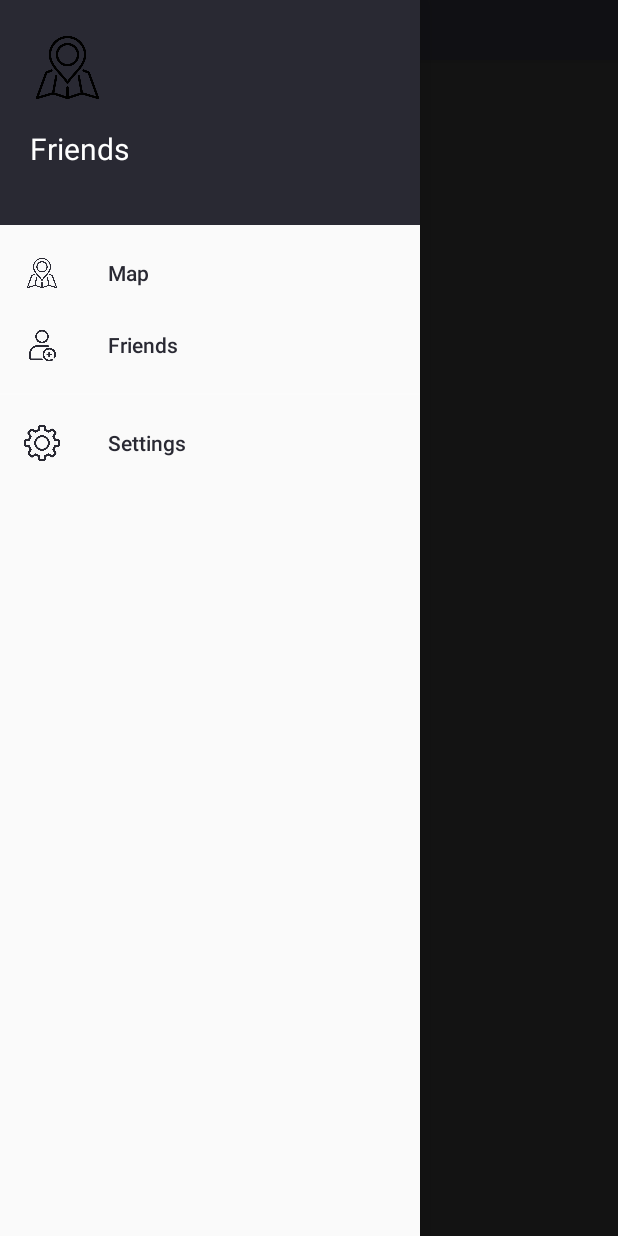
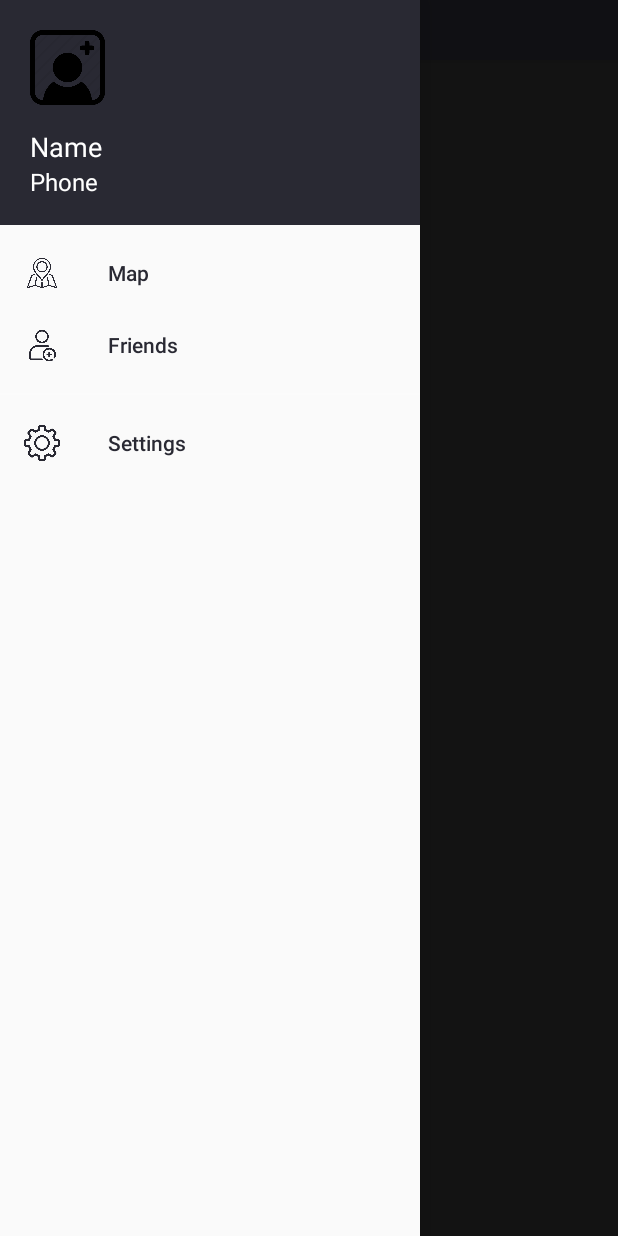
Before and after one commit to Vanik98/Friends, an Android app: the MapActivity screen opened directly, with no data from a screen before it, with the side drawer open, on a phone screen of 412 x 824 dp. Run offline under Robolectric (Android 15) with nearby library versions, the phone set to English and light mode, and no system bars; our stand-ins replace Dagger/Hilt's generated code, Firebase (no records; nobody signed in at launch, a user with empty details on screens opened directly); Roboto replaces fonts that are not available here; 1 statement that could not run was skipped.

Commit message:
create navigation drawer

```diff
--- a/app/src/main/java/com/example/friends/map/MapActivity.kt
+++ b/app/src/main/java/com/example/friends/map/MapActivity.kt
@@ -2,26 +2,23 @@ package com.example.friends.map
 
 import android.Manifest
 import android.content.Context
-import android.content.Intent
 import android.content.pm.PackageManager
 import android.location.Location
 import android.location.LocationListener
 import android.location.LocationManager
 import android.os.Bundle
-import androidx.appcompat.app.ActionBarDrawerToggle
+import android.widget.TextView
 import androidx.core.app.ActivityCompat
 import androidx.core.content.ContextCompat
-import androidx.drawerlayout.widget.DrawerLayout
 import com.example.friends.R
 import com.example.friends.base.BaseActivity
+import com.example.friends.navigationdrawer.NavigationDrawer
 import com.example.friends.di.component.ApplicationComponent
 import com.example.friends.di.component.DaggerActivityComponent
 import com.example.friends.di.module.BaseActivityModule
 import com.example.friends.di.module.FirbaseModule
 import com.example.friends.di.module.MapModule
 import com.example.friends.data.model.User
-import com.example.friends.friendsinfo.FriendsInfoActivity
-import com.example.friends.settings.SettingsActivity
 
 import com.google.android.gms.maps.CameraUpdateFactory
 import com.google.android.gms.maps.GoogleMap
@@ -30,10 +27,9 @@ import com.google.android.gms.maps.SupportMapFragment
 import com.google.android.gms.maps.model.BitmapDescriptorFactory
 import com.google.android.gms.maps.model.LatLng
 import com.google.android.gms.maps.model.MarkerOptions
-import com.google.android.material.navigation.NavigationView
 import javax.inject.Inject
 
-class MapActivity : BaseActivity(),OnMapReadyCallback, MapContract.MapView {
+class MapActivity : BaseActivity(), OnMapReadyCallback, MapContract.MapView {
 
     override fun setupComponent(applicationComponent: ApplicationComponent) {
         DaggerActivityComponent.builder()
@@ -45,24 +41,19 @@ class MapActivity : BaseActivity(),OnMapReadyCallback, MapContract.MapView {
             .inject(this)
     }
 
-    @Inject lateinit var presenter: MapPresenter
+    @Inject
+    lateinit var presenter: MapPresenter
 
     private lateinit var mMap: GoogleMap
-    private lateinit var locationManager : LocationManager
+    private lateinit var locationManager: LocationManager
     private lateinit var locationListener: LocationListener
-    private lateinit var myGelolocation:MarkerOptions
-
-    private lateinit var navigationView: NavigationView
-    private lateinit var drawerLayout: DrawerLayout
-    private lateinit var toolbar: androidx.appcompat.widget.Toolbar
-    private lateinit var actionBarDrawerToggle: ActionBarDrawerToggle
+    private lateinit var myGelolocation: MarkerOptions
 
     override fun onCreate(savedInstanceState: Bundle?) {
         super.onCreate(savedInstanceState)
         setContentView(R.layout.activity_map)
         setMap()
-        setToolBar()
-        navigationView = findViewById(R.id.navigation_menu)
+        NavigationDrawer.setToolBar(this)
         //        drawerLayout.setDrawerLockMode(DrawerLayout.LOCK_MODE_UNLOCKED)
         presenter.attach(this)
         val accountId = intent.getStringExtra("accountId")
@@ -70,11 +61,19 @@ class MapActivity : BaseActivity(),OnMapReadyCallback, MapContract.MapView {
 
     }
 
-    override fun onRequestPermissionsResult(requestCode: Int, permissions: Array<out String>, grantResults: IntArray) {
+    override fun onRequestPermissionsResult(
+        requestCode: Int,
+        permissions: Array<out String>,
+        grantResults: IntArray
+    ) {
         super.onRequestPermissionsResult(requestCode, permissions, grantResults)
         if (requestCode == 1) {
             if (grantResults.isNotEmpty() && grantResults[0] == PackageManager.PERMISSION_GRANTED) {
-                if (ContextCompat.checkSelfPermission(this, Manifest.permission.ACCESS_FINE_LOCATION) === PackageManager.PERMISSION_GRANTED) {
+                if (ContextCompat.checkSelfPermission(
+                        this,
+                        Manifest.permission.ACCESS_FINE_LOCATION
+                    ) === PackageManager.PERMISSION_GRANTED
+                ) {
 
                 }
             }
@@ -84,15 +83,24 @@ class MapActivity : BaseActivity(),OnMapReadyCallback, MapContract.MapView {
 
     override fun onMapReady(googleMap: GoogleMap) {
         mMap = googleMap
-        if(ContextCompat.checkSelfPermission(this,android.Manifest.permission.ACCESS_FINE_LOCATION) != PackageManager.PERMISSION_GRANTED){
-            ActivityCompat.requestPermissions(this,arrayOf(android.Manifest.permission.ACCESS_FINE_LOCATION),1)
+        if (ContextCompat.checkSelfPermission(
+                this,
+                android.Manifest.permission.ACCESS_FINE_LOCATION
+            ) != PackageManager.PERMISSION_GRANTED
+        ) {
+            ActivityCompat.requestPermissions(
+                this,
+                arrayOf(android.Manifest.permission.ACCESS_FINE_LOCATION),
+                1
+            )
         }
 
     }
 
     override fun showUserInformation(user: User) {
-        if (user != null){
+        if (user != null) {
             showGeolocation(user)
+            setNameAndPhoneInMenu(user.name,user.phone)
 //            val firends = user.friends
 //            for (i in 0 until firends!!.usersIdList.size){
 //                val friend = firends.usersIdList[i]
@@ -102,26 +110,41 @@ class MapActivity : BaseActivity(),OnMapReadyCallback, MapContract.MapView {
         }
     }
 
-    private fun setMap(){
+    private fun setNameAndPhoneInMenu(name:String,phone:String) {
+        val nameTV: TextView = NavigationDrawer.drawerLayout.findViewById(R.id.user_name)
+        val phoneTV: TextView = NavigationDrawer.drawerLayout.findViewById(R.id.user_phone)
+        nameTV.text = name
+        phoneTV.text = phone
+    }
+
+    private fun setMap() {
         val mapFragment = supportFragmentManager.findFragmentById(R.id.map) as SupportMapFragment
         mapFragment.getMapAsync(this)
     }
 
-    private fun showGeolocation(user: User){
+    private fun showGeolocation(user: User) {
 //        myGelolocation = MarkerOptions().position(LatLng(40.1811, 44.5136)).title("Vanik")
 //        mMap.addMarker(myGelolocation)
         locationManager = this.getSystemService(Context.LOCATION_SERVICE) as LocationManager
-        if (ActivityCompat.checkSelfPermission(this,
-                Manifest.permission.ACCESS_FINE_LOCATION)
-            != PackageManager.PERMISSION_GRANTED) {
-            ActivityCompat.requestPermissions(this, arrayOf(Manifest.permission.ACCESS_FINE_LOCATION), 1)
+        if (ActivityCompat.checkSelfPermission(
+                this,
+                Manifest.permission.ACCESS_FINE_LOCATION
+            )
+            != PackageManager.PERMISSION_GRANTED
+        ) {
+            ActivityCompat.requestPermissions(
+                this,
+                arrayOf(Manifest.permission.ACCESS_FINE_LOCATION),
+                1
+            )
         }
         locationListener = object : LocationListener {
             override fun onLocationChanged(location: Location?) {
                 val latiude = location!!.latitude
                 val longitude = location!!.longitude
-                val icon= BitmapDescriptorFactory.fromResource(R.drawable.vanik)
-                myGelolocation = MarkerOptions().position(LatLng(latiude, longitude)).title(user.name).icon(icon)
+                val icon = BitmapDescriptorFactory.fromResource(R.drawable.vanik)
+                myGelolocation =
+                    MarkerOptions().position(LatLng(latiude, longitude)).title(user.name).icon(icon)
                 mMap.addMarker(myGelolocation)
                 mMap.animateCamera(
                     CameraUpdateFactory.newLatLngZoom(
@@ -147,30 +170,40 @@ class MapActivity : BaseActivity(),OnMapReadyCallback, MapContract.MapView {
 
             }
         }
-        locationManager.requestLocationUpdates(LocationManager.GPS_PROVIDER, 100000, 20f, locationListener)
-        locationManager.requestLocationUpdates(LocationManager.NETWORK_PROVIDER, 100000, 20f, locationListener)
+        locationManager.requestLocationUpdates(
+            LocationManager.GPS_PROVIDER,
+            100000,
+            20f,
+            locationListener
+        )
+        locationManager.requestLocationUpdates(
+            LocationManager.NETWORK_PROVIDER,
+            100000,
+            20f,
+            locationListener
+        )
 
     }
 
     private fun setToolBar() {
-        drawerLayout = findViewById(R.id.drawerlayout)
-        toolbar = findViewById(R.id.toolbar)
-        setSupportActionBar(toolbar)
-        supportActionBar!!.setDisplayShowTitleEnabled(false)
-        actionBarDrawerToggle = ActionBarDrawerToggle(this, drawerLayout, toolbar, 0, 0)
-        drawerLayout.addDrawerListener(actionBarDrawerToggle)
-        actionBarDrawerToggle.syncState()
+//        drawerLayout = findViewById(R.id.drawerlayout)
+//        toolbar = findViewById(R.id.toolbar)
+//        setSupportActionBar(toolbar)
+//        supportActionBar!!.setDisplayShowTitleEnabled(false)
+//        actionBarDrawerToggle = ActionBarDrawerToggle(this, drawerLayout, toolbar, 0, 0)
+//        drawerLayout.addDrawerListener(actionBarDrawerToggle)
+//        actionBarDrawerToggle.syncState()
+//        navigationView = findViewById(R.id.navigation_menu)
+//        navigationView.setNavigationItemSelectedListener {
+//            when(it.itemId){
+//                R.id.nav_map -> startActivity(Intent(this,MapActivity::class.java))
+//                R.id.nav_friends -> startActivity(Intent(this,FriendsInfoActivity::class.java))
+//                R.id.nav_settings ->  startActivity(Intent(this,SettingsActivity::class.java))
+//            }
+//            return@setNavigationItemSelectedListener true
+//        }
 //        drawerLayout.setDrawerLockMode(DrawerLayout.LOCK_MODE_LOCKED_CLOSED)
     }
 
-    private fun setNavigationViewListener(){
-        navigationView.setNavigationItemSelectedListener {
-             when(it.itemId) {
-                 R.id.nav_map -> {}
-                 R.id.nav_friends -> startActivity(Intent(this, FriendsInfoActivity::class.java))
-                 R.id.nav_friends -> startActivity(Intent(this, SettingsActivity::class.java))
-             }
-             true
-        }
-    }
+
 }
--- /dev/null
+++ b/app/src/main/java/com/example/friends/navigationdrawer/NavigationDrawer.kt
@@ -0,0 +1,42 @@
+package com.example.friends.navigationdrawer
+
+import android.content.Intent
+import androidx.appcompat.app.ActionBarDrawerToggle
+import androidx.drawerlayout.widget.DrawerLayout
+import com.example.friends.R
+import com.example.friends.base.BaseActivity
+import com.example.friends.friendsinfo.FriendsInfoActivity
+import com.example.friends.map.MapActivity
+import com.example.friends.settings.SettingsActivity
+import com.google.android.material.navigation.NavigationView
+
+object NavigationDrawer {
+
+    lateinit var navigationView: NavigationView
+    lateinit var drawerLayout: DrawerLayout
+    lateinit var toolbar: androidx.appcompat.widget.Toolbar
+    lateinit var actionBarDrawerToggle: ActionBarDrawerToggle
+
+    fun setToolBar(activity: BaseActivity) {
+        drawerLayout = activity.findViewById(R.id.drawerlayout)
+        toolbar = activity.findViewById(R.id.toolbar)
+        activity.setSupportActionBar(toolbar)
+        activity.supportActionBar!!.setDisplayShowTitleEnabled(false)
+        actionBarDrawerToggle = ActionBarDrawerToggle(activity, drawerLayout, toolbar, 0, 0)
+        drawerLayout.addDrawerListener(actionBarDrawerToggle)
+        actionBarDrawerToggle.syncState()
+        navigationView = activity.findViewById(R.id.navigation_menu)
+        setNavigationViewListener(activity)
+    }
+
+    private fun setNavigationViewListener(activity: BaseActivity) {
+        navigationView.setNavigationItemSelectedListener {
+            when (it.itemId) {
+                R.id.nav_map -> activity.startActivity(Intent(activity, MapActivity::class.java))
+                R.id.nav_friends -> activity.startActivity(Intent(activity, FriendsInfoActivity::class.java))
+                R.id.nav_settings -> activity.startActivity(Intent(activity, SettingsActivity::class.java))
+            }
+            true
+        }
+    }
+}
--- a/app/src/main/res/layout/headr.xml
+++ b/app/src/main/res/layout/headr.xml
@@ -11,14 +11,23 @@
     <ImageView
         android:layout_height="50dp"
         android:layout_width="50dp"
-        android:src="@drawable/map"
+        android:src="@drawable/default_user_image"
         />
     <TextView
+        android:id="@+id/user_name"
         android:layout_height="wrap_content"
         android:layout_width="wrap_content"
-        android:text="Friends"
+        android:text="Name"
         android:layout_marginTop="15dp"
-        android:textSize="20dp"
+        android:textSize="18dp"
+        android:textColor="#FFF"
+        />
+    <TextView
+        android:id="@+id/user_phone"
+        android:layout_height="wrap_content"
+        android:layout_width="wrap_content"
+        android:text="Phone"
+        android:textSize="16dp"
         android:textColor="#FFF"
         />
 </LinearLayout>
```
Also changed, not shown: app/src/main/java/com/example/friends/anko/DialogRegistrationUi.kt (+8 -5 lines), app/src/main/java/com/example/friends/anko/MainActivityUI.kt (+18 -16 lines), app/src/main/java/com/example/friends/data/firebase/FriendsAppFirebase.kt (+35 -22 lines), app/src/main/java/com/example/friends/main/MainActivity.kt (+26 -28 lines), app/src/main/res/drawable/default_user_image.png (added).
